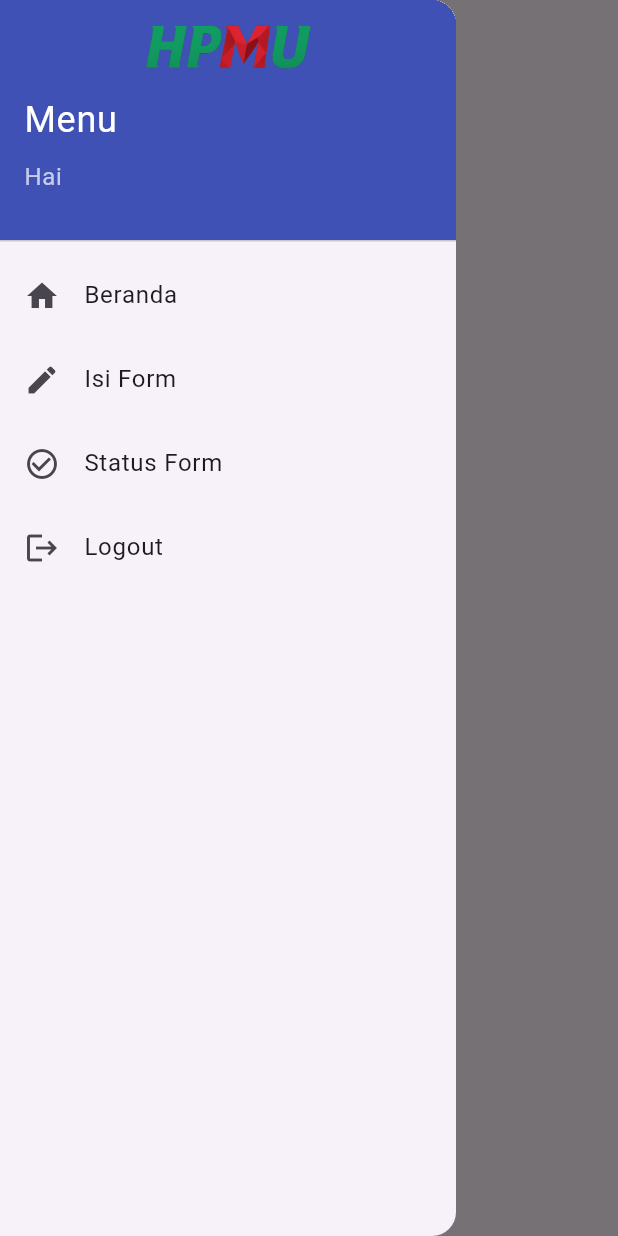
After one commit to ZaidaMuzaky/form_approval_app, a Flutter app: the HomePage screen opened by its route, with the side drawer open, on a phone screen of 412 x 824 dp. The commit adds this screen. Run offline on Flutter 3.47's test engine with Material 3 defaults, Android fonts, the phone set to English and light mode, and no system bars; our stand-ins replace google_fonts.

Commit message:
update app drawer

```diff
--- a/lib/main.dart
+++ b/lib/main.dart
@@ -1,6 +1,6 @@
 import 'package:flutter/material.dart';
 import 'login_page.dart';
-import 'page/home_page.dart';
+import 'pages/home_page.dart';
 
 void main() {
   runApp(
--- /dev/null
+++ b/lib/pages/form_page.dart
@@ -0,0 +1,13 @@
+import 'package:flutter/material.dart';
+
+class FormPage extends StatelessWidget {
+  const FormPage({super.key});
+
+  @override
+  Widget build(BuildContext context) {
+    return Scaffold(
+      appBar: AppBar(title: const Text('Isi Form')),
+      body: const Center(child: Text('Halaman Form')),
+    );
+  }
+}
--- a/lib/page/home_page.dart
+++ b/lib/pages/home_page.dart
@@ -1,14 +1,15 @@
 import 'package:flutter/material.dart';
+import '../widgets/app_drawer.dart';
 
 class HomePage extends StatelessWidget {
-  // Meneruskan parameter key ke constructor superclass StatelessWidget
   const HomePage({super.key});
 
   @override
   Widget build(BuildContext context) {
     return Scaffold(
-      appBar: AppBar(title: Text("Home")),
-      body: Center(child: Text("Berhasil login!")),
+      appBar: AppBar(title: const Text('Home')),
+      drawer: const AppDrawer(),
+      body: const Center(child: Text('Welcome to Home Page')),
     );
   }
 }
--- /dev/null
+++ b/lib/pages/status_page.dart
@@ -0,0 +1,13 @@
+import 'package:flutter/material.dart';
+
+class StatusPage extends StatelessWidget {
+  const StatusPage({super.key});
+
+  @override
+  Widget build(BuildContext context) {
+    return Scaffold(
+      appBar: AppBar(title: const Text('Status Form')),
+      body: const Center(child: Text('Status form Anda akan tampil di sini')),
+    );
+  }
+}
--- /dev/null
+++ b/lib/services/auth_service.dart
@@ -0,0 +1,11 @@
+enum UserType { admin, user }
+
+class AuthService {
+  static String currentUsername = '';
+  static UserType userType = UserType.user;
+
+  static void loginAs(UserType type, {String username = ''}) {
+    userType = type;
+    currentUsername = username; // Simpan username saat login
+  }
+}
--- /dev/null
+++ b/lib/widgets/app_drawer.dart
@@ -0,0 +1,151 @@
+import 'package:flutter/material.dart';
+import '../services/auth_service.dart';
+import '../pages/home_page.dart';
+import '../pages/form_page.dart';
+import '../pages/status_page.dart';
+import '../pages/approval_section.dart';
+import '../pages/image_editor_page.dart';
+
+class AppDrawer extends StatelessWidget {
+  const AppDrawer({super.key});
+
+  @override
+  Widget build(BuildContext context) {
+    final isAdmin = AuthService.userType == UserType.admin;
+    final username =
+        AuthService.currentUsername; // Ambil username dari AuthService
+
+    return Drawer(
+      child: ListView(
+        padding: EdgeInsets.zero,
+        children: [
+          DrawerHeader(
+            decoration: const BoxDecoration(color: Colors.indigo),
+            child: Column(
+              crossAxisAlignment: CrossAxisAlignment.start,
+              children: [
+                // Tambahkan logo perusahaan
+                Center(
+                  child: Image.asset(
+                    'assets/images/Logocompany.png', // Ganti dengan path logo Anda
+                    height: 30,
+                    fit: BoxFit.contain,
+                  ),
+                ),
+                const SizedBox(height: 16),
+                const Text(
+                  'Menu',
+                  style: TextStyle(color: Colors.white, fontSize: 24),
+                ),
+                const SizedBox(height: 8),
+                Text(
+                  'Hai $username', // Tampilkan username
+                  style: const TextStyle(color: Colors.white70, fontSize: 16),
+                ),
+              ],
+            ),
+          ),
+          ListTile(
+            leading: const Icon(Icons.home),
+            title: const Text('Beranda'),
+            onTap: () {
+              Navigator.pop(context);
+              Navigator.pushReplacement(
+                context,
+                MaterialPageRoute(builder: (_) => const HomePage()),
+              );
+            },
+          ),
+          if (!isAdmin) ...[
+            ListTile(
+              leading: const Icon(Icons.edit),
+              title: const Text('Isi Form'),
+              onTap: () {
+                Navigator.pop(context);
+                Navigator.pushReplacement(
+                  context,
+                  MaterialPageRoute(builder: (_) => const FormPage()),
+                );
+              },
+            ),
+            ListTile(
+              leading: const Icon(Icons.check_circle_outline),
+              title: const Text('Status Form'),
+              onTap: () {
+                Navigator.pop(context);
+                Navigator.pushReplacement(
+                  context,
+                  MaterialPageRoute(builder: (_) => const StatusPage()),
+                );
+              },
+            ),
+          ],
+          if (isAdmin) ...[
+            ListTile(
+              leading: const Icon(Icons.image),
+              title: const Text('Ganti Gambar Soal'),
+              onTap: () {
+                Navigator.pop(context);
+                Navigator.pushReplacement(
+                  context,
+                  MaterialPageRoute(builder: (_) => const ImageEditorPage()),
+                );
+              },
+            ),
+            ListTile(
+              leading: const Icon(Icons.approval),
+              title: const Text('Form Approval'),
+              onTap: () {
+                Navigator.pop(context);
+                Navigator.pushReplacement(
+                  context,
+                  MaterialPageRoute(builder: (_) => const ApprovalSection()),
+                );
+              },
+            ),
+          ],
+          ListTile(
+            leading: const Icon(Icons.logout),
+            title: const Text('Logout'),
+            onTap: () {
+              _showLogoutConfirmation(
+                context,
+              ); // Panggil fungsi konfirmasi logout
+            },
+          ),
+        ],
+      ),
+    );
+  }
+
+  void _showLogoutConfirmation(BuildContext context) {
+    showDialog(
+      context: context,
+      builder: (BuildContext context) {
+        return AlertDialog(
+          title: const Text('Konfirmasi Logout'),
+          content: const Text('Apakah Anda yakin ingin logout?'),
+          actions: [
+            TextButton(
+              onPressed: () {
+                Navigator.of(context).pop(); // Tutup dialog
+              },
+              child: const Text('Batal'),
+            ),
+            TextButton(
+              onPressed: () {
+                Navigator.of(context).pop(); // Tutup dialog
+                AuthService.loginAs(UserType.user); // Reset user login
+                Navigator.pushReplacementNamed(
+                  context,
+                  '/login',
+                ); // Navigasi ke halaman login
+              },
+              child: const Text('Logout'),
+            ),
+          ],
+        );
+      },
+    );
+  }
+}
```
Also changed, not shown: lib/pages/approval_section.dart (added, +13 -0 lines), lib/pages/image_editor_page.dart (added, +13 -0 lines), lib/services/api_service.dart (+9 -7 lines), 1 other file.
